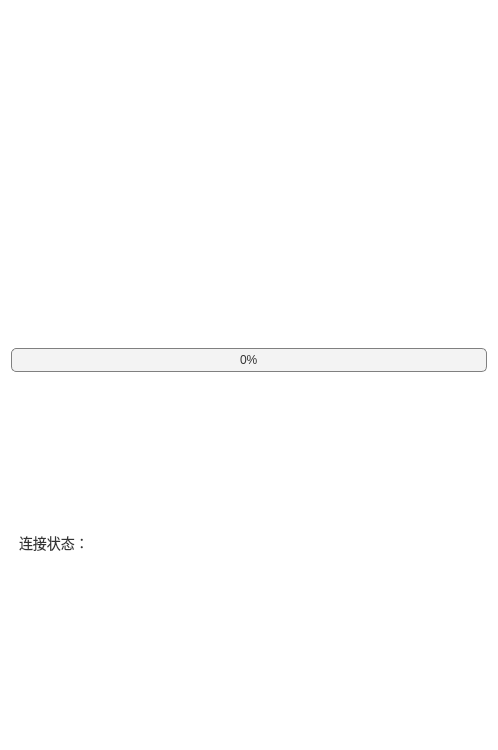
Old version of the form form.ui in the repository hongzhe12/ResumeAce.
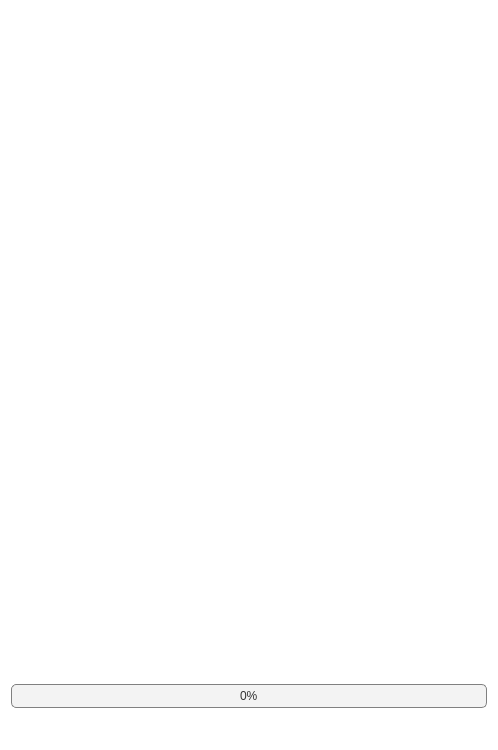
New version of the form. Icons and pictures are not drawn.

Commit message: 修改细节

Diff of the .ui file:
```diff
--- a/form.ui
+++ b/form.ui
@@ -140,44 +140,6 @@
     </widget>
    </item>
    <item row="2" column="0">
-    <layout class="QHBoxLayout" name="horizontalLayout_2">
-     <item>
-      <widget class="QLabel" name="num_tasks_label_2">
-       <property name="font">
-        <font>
-         <pointsize>-1</pointsize>
-        </font>
-       </property>
-       <property name="text">
-        <string>连接状态：</string>
-       </property>
-      </widget>
-     </item>
-     <item>
-      <widget class="QLabel" name="label">
-       <property name="minimumSize">
-        <size>
-         <width>32</width>
-         <height>32</height>
-        </size>
-       </property>
-       <property name="text">
-        <string/>
-       </property>
-       <property name="pixmap">
-        <pixmap resource="resources.qrc">:/icons/images/错误.svg</pixmap>
-       </property>
-       <property name="scaledContents">
-        <bool>true</bool>
-       </property>
-       <property name="wordWrap">
-        <bool>false</bool>
-       </property>
-      </widget>
-     </item>
-    </layout>
-   </item>
-   <item row="3" column="0">
     <layout class="QHBoxLayout" name="horizontalLayout">
      <item>
       <widget class="QPushButton" name="connect_button">
```
The commit also changes 2 other files.
